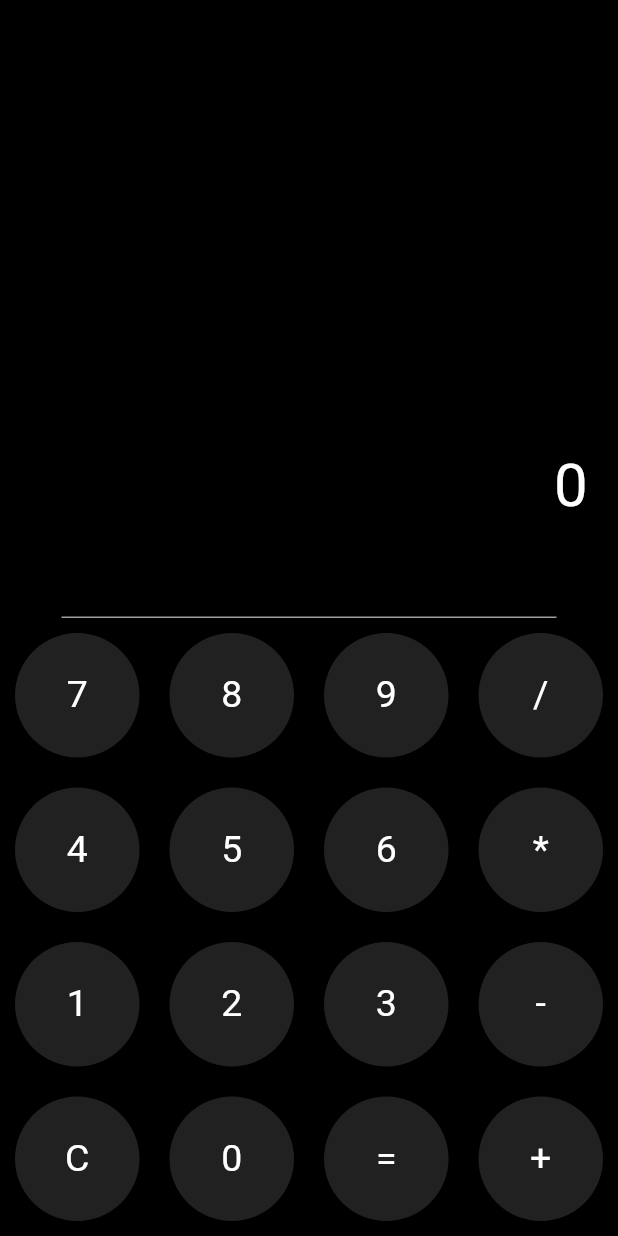
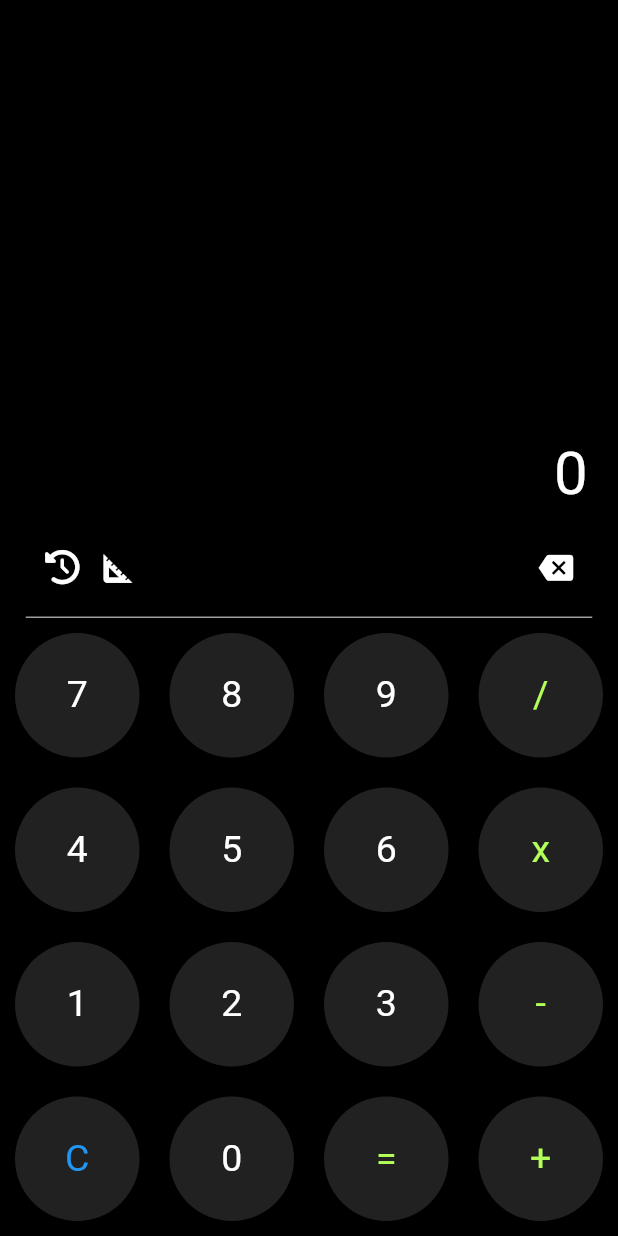
Before and after one commit to jawadnaseer12/Flutter_Calculator_App, a Flutter app: the screen it shows after launch, on a phone screen of 412 x 824 dp. Run offline on Flutter 3.47's test engine with Material 3 defaults, Android fonts, the phone set to English and light mode, and no system bars; our stand-ins replace flutter_screenutil, font_awesome_flutter.

Commit message:
Changes in calculatorScreen.dart

```diff
--- a/lib/calculatorScreen.dart
+++ b/lib/calculatorScreen.dart
@@ -1,5 +1,8 @@
 import 'package:flutter/material.dart';
+import 'package:flutter_screenutil/flutter_screenutil.dart';
+import 'package:font_awesome_flutter/font_awesome_flutter.dart';
 import 'package:my_calculator/calculatorProvider.dart';
+import 'package:my_calculator/main.dart';
 import 'package:provider/provider.dart';
 
 class Calculatorscreen extends StatefulWidget {
@@ -33,9 +36,27 @@ class _CalculatorscreenState extends State<Calculatorscreen> {
               ),
             ),
           ),
+          Padding(
+            padding: const EdgeInsets.symmetric(horizontal: 30),
+            child: Row(
+              children: [
+                Row(
+                  children: [
+                    Icon(FontAwesomeIcons.history, color: Colors.white, size: 20.sp),
+                    SizedBox(width: 10.w),
+                    Icon(Icons.square_foot, color: Colors.white, size: 25.sp),
+                  ],
+                ),
+                const Spacer(),
+                GestureDetector(
+                    onTap: () {},
+                    child: Icon(Icons.backspace , color: Colors.white, size: 20.sp)),
+              ],
+            ),
+          ),
           Container(
-            height: 40,
-            width: 330,
+            height: 15.h,
+            width: 330.w,
             decoration: const BoxDecoration(
               border: Border(
                   bottom: BorderSide(color: Colors.grey)
@@ -46,22 +67,22 @@ class _CalculatorscreenState extends State<Calculatorscreen> {
             crossAxisCount: 4,
             shrinkWrap: true,
             children: [
-              buildButton(context, '7'),
-              buildButton(context, '8'),
-              buildButton(context, '9'),
-              buildButton(context, '/'),
-              buildButton(context, '4'),
-              buildButton(context, '5'),
-              buildButton(context, '6'),
-              buildButton(context, '*'),
-              buildButton(context, '1'),
-              buildButton(context, '2'),
-              buildButton(context, '3'),
-              buildButton(context, '-'),
-              buildButton(context, 'C'),
-              buildButton(context, '0'),
-              buildButton(context, '='),
-              buildButton(context, '+'),
+              buildButton(context, '7', Colors.white),
+              buildButton(context, '8', Colors.white),
+              buildButton(context, '9', Colors.white),
+              buildButton(context, '/', Colors.lightGreenAccent),
+              buildButton(context, '4', Colors.white),
+              buildButton(context, '5', Colors.white),
+              buildButton(context, '6', Colors.white),
+              buildButton(context, 'x', Colors.lightGreenAccent),
+              buildButton(context, '1', Colors.white),
+              buildButton(context, '2', Colors.white),
+              buildButton(context, '3', Colors.white),
+              buildButton(context, '-', Colors.lightGreenAccent),
+              buildButton(context, 'C', Colors.blue),
+              buildButton(context, '0', Colors.white),
+              buildButton(context, '=', Colors.lightGreenAccent),
+              buildButton(context, '+', Colors.lightGreenAccent),
             ],
           )
         ],
@@ -69,7 +90,7 @@ class _CalculatorscreenState extends State<Calculatorscreen> {
     );
   }
 
-  Widget buildButton(BuildContext context, String label) {
+  Widget buildButton(BuildContext context, String label, Color fontColor) {
 
     var calculator = Provider.of<CalculatorProvider>(context, listen: false);
 
@@ -94,8 +115,8 @@ class _CalculatorscreenState extends State<Calculatorscreen> {
         child: Center(
           child: Text(
             label,
-            style: const TextStyle(
-              color: Colors.white,
+            style: TextStyle(
+              color: fontColor,
               fontSize: 25,
             ),
           ),
--- a/lib/main.dart
+++ b/lib/main.dart
@@ -1,4 +1,5 @@
 import 'package:flutter/material.dart';
+import 'package:flutter_screenutil/flutter_screenutil.dart';
 import 'package:my_calculator/calculatorProvider.dart';
 import 'package:my_calculator/calculatorScreen.dart';
 import 'package:provider/provider.dart';
@@ -13,12 +14,17 @@ class MyApp extends StatelessWidget {
   // This widget is the root of your application.
   @override
   Widget build(BuildContext context) {
-    return ChangeNotifierProvider(
-      create: (_) => CalculatorProvider(),
-      child: const MaterialApp(
-        title: 'Calculator',
-        debugShowCheckedModeBanner: false,
-        home: Calculatorscreen(),
+    return ScreenUtilInit(
+      designSize: const Size(360, 640),
+      minTextAdapt: true,
+      splitScreenMode: true,
+      child: ChangeNotifierProvider(
+        create: (_) => CalculatorProvider(),
+        child: const MaterialApp(
+          title: 'Calculator',
+          debugShowCheckedModeBanner: false,
+          home: Calculatorscreen(),
+        ),
       ),
     );
   }
--- a/pubspec.yaml
+++ b/pubspec.yaml
@@ -32,6 +32,8 @@ dependencies:
     sdk: flutter
 
   provider:
+  flutter_screenutil: ^5.9.3
+  font_awesome_flutter: ^10.7.0
 
 
   # The following adds the Cupertino Icons font to your application.
```
Also changed, not shown: pubspec.lock.
